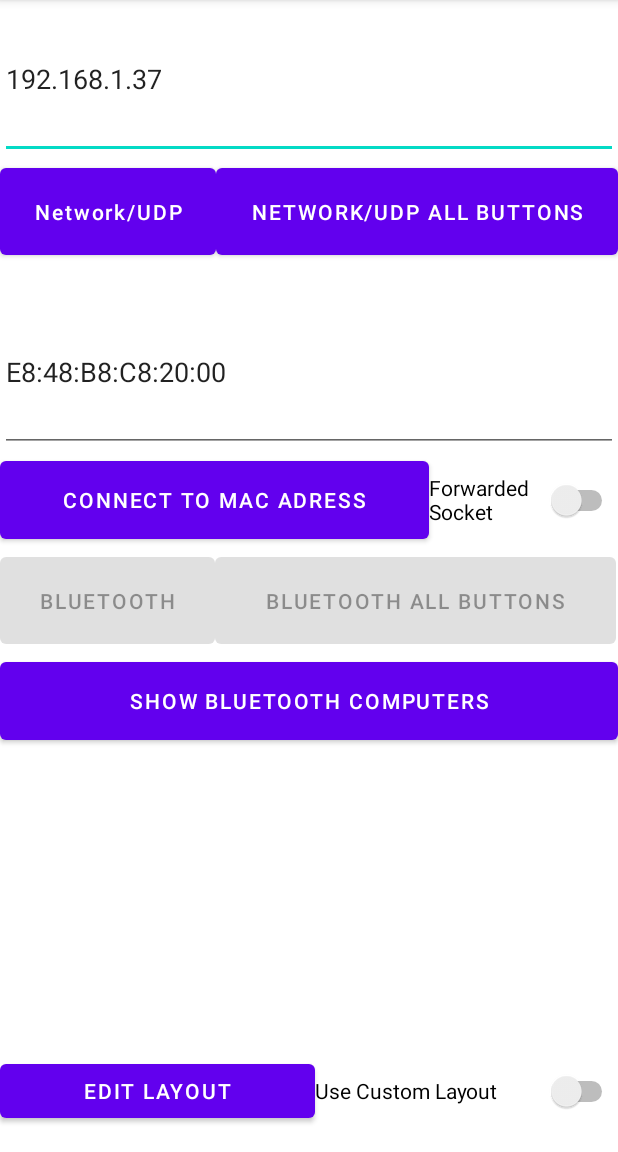
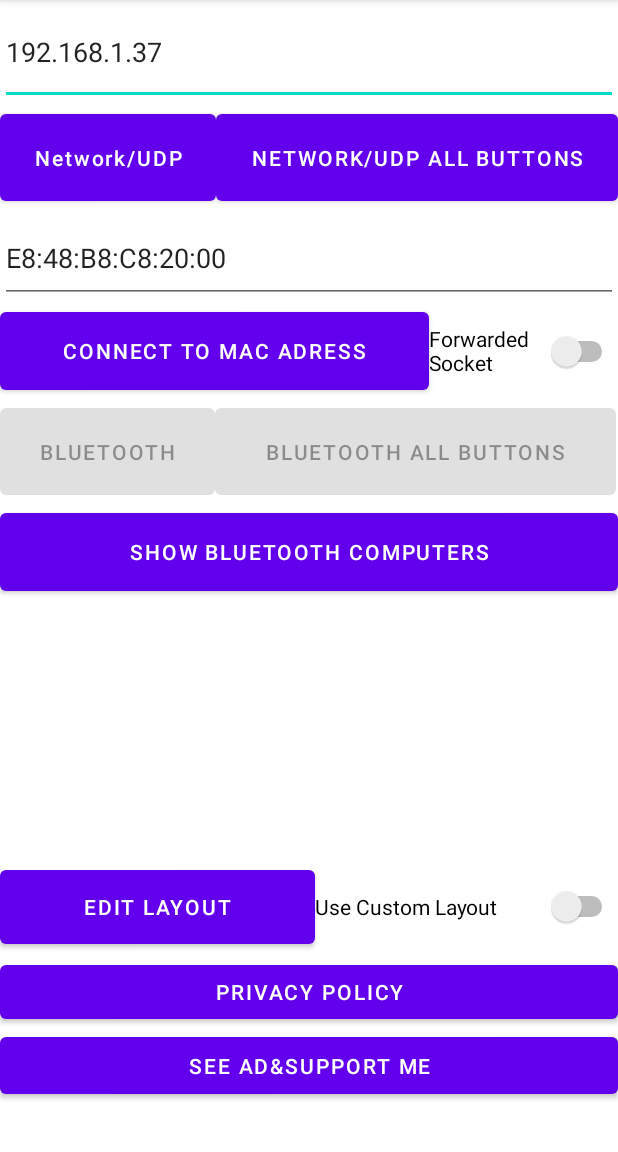
Before and after one commit to serdarbsgn/gyrowheel, an Android app: the screen it shows after launch (MainActivity), after a tap on "CONNECT TO MAC ADRESS", on a phone screen of 412 x 824 dp, the part 84-1236 px from its top. Run offline under Robolectric (Android 15) with nearby library versions, the phone set to English and light mode, and no system bars; our stand-ins replace AdMob; pictures from the network do not load; 1 statement that could not run was skipped.

Commit message:
Privacy policy and Support buttons

```diff
--- a/android-part/app/build.gradle.kts
+++ b/android-part/app/build.gradle.kts
@@ -10,8 +10,8 @@ android {
         applicationId = "com.serdarbsgn.gyrowheel"
         minSdk = 26
         targetSdk = 34
-        versionCode = 1
-        versionName = "1.0"
+        versionCode = 5
+        versionName = "1.01111"
 
         testInstrumentationRunner = "androidx.test.runner.AndroidJUnitRunner"
     }
@@ -32,7 +32,7 @@ android {
 }
 
 dependencies {
-
+    implementation(libs.play.services.ads)
     implementation(libs.appcompat)
     implementation(libs.material)
     testImplementation(libs.junit)
--- a/android-part/app/src/main/AndroidManifest.xml
+++ b/android-part/app/src/main/AndroidManifest.xml
@@ -8,7 +8,7 @@
     <uses-permission android:name="android.permission.BLUETOOTH_ADMIN"
         android:maxSdkVersion="30" />
     <uses-permission android:name="android.permission.BLUETOOTH_CONNECT" />
-    <!--uses-permission android:name="android.permission.BLUETOOTH_ADVERTISE" / Needed for BLE for not implemented.-->
+    <!--uses-permission android:name="android.permission.BLUETOOTH_ADVERTISE" / Needed for BLE not implemented.-->
     <uses-permission android:name="android.permission.BLUETOOTH_SCAN"
         android:usesPermissionFlags="neverForLocation"
         tools:targetApi="s" />
@@ -25,6 +25,9 @@
         android:supportsRtl="true"
         android:theme="@style/Theme.GyroWheel"
         >
+        <meta-data
+            android:name="com.google.android.gms.ads.APPLICATION_ID"
+            android:value="APPLICATION_ID"/>
         <activity android:name=".MainActivity"
             android:exported="true">
             <intent-filter>
--- a/android-part/app/src/main/java/com/serdarbsgn/gyrowheel/GamepadActivity.java
+++ b/android-part/app/src/main/java/com/serdarbsgn/gyrowheel/GamepadActivity.java
@@ -67,6 +67,7 @@ public class GamepadActivity extends AppCompatActivity {
         }else{
             initBluetooth();
         }
+        buttons = getIntegerIntegerHashMap();
     }
     @Override
     protected void onStart() {
@@ -111,7 +112,6 @@ public class GamepadActivity extends AppCompatActivity {
             Log.e("RotationSensor", "Rotation Vector Sensor not available");
             return;
         }
-        buttons = getIntegerIntegerHashMap();
         // Create a SensorEventListener to listen for rotation vector data
         rotationVectorListener = new SensorEventListener() {
             @Override
--- /dev/null
+++ b/android-part/app/src/main/java/com/serdarbsgn/gyrowheel/MACAddressValidator.java
@@ -0,0 +1,17 @@
+package com.serdarbsgn.gyrowheel;
+import java.util.regex.Matcher;
+import java.util.regex.Pattern;
+
+public class MACAddressValidator {
+
+    private static final Pattern MAC_ADDRESS_PATTERN =
+            Pattern.compile("^([0-9A-Fa-f]{2}[:-]){5}([0-9A-Fa-f]{2})$");
+
+    public static boolean isValidMACAddress(String macAddress) {
+        if (macAddress == null) {
+            return false;
+        }
+        Matcher matcher = MAC_ADDRESS_PATTERN.matcher(macAddress);
+        return matcher.matches();
+    }
+}
--- a/android-part/app/src/main/java/com/serdarbsgn/gyrowheel/MainActivity.java
+++ b/android-part/app/src/main/java/com/serdarbsgn/gyrowheel/MainActivity.java
@@ -10,6 +10,7 @@ import android.content.Context;
 import android.content.Intent;
 import android.content.IntentFilter;
 import android.content.pm.PackageManager;
+import android.net.Uri;
 import android.os.Build;
 import android.os.Bundle;
 import android.util.Log;
@@ -20,6 +21,13 @@ import android.widget.ListView;
 import android.widget.Switch;
 import android.widget.Toast;
 
+import com.google.android.gms.ads.AdRequest;
+import com.google.android.gms.ads.LoadAdError;
+import com.google.android.gms.ads.MobileAds;
+import com.google.android.gms.ads.rewarded.RewardedAd;
+import com.google.android.gms.ads.rewarded.RewardedAdLoadCallback;
+
+import androidx.annotation.NonNull;
 import androidx.appcompat.app.AppCompatActivity;
 import androidx.core.app.ActivityCompat;
 import androidx.core.content.ContextCompat;
@@ -36,6 +44,7 @@ public class MainActivity extends AppCompatActivity {
     private ArrayAdapter<String> devicesArrayAdapter;
     private ArrayList<BluetoothDevice> devicesList;
     private Boolean useEditedLayout = false;
+    private RewardedAd rewardedAd;
     @Override
     protected void onCreate(Bundle savedInstanceState) {
         super.onCreate(savedInstanceState);
@@ -78,9 +87,13 @@ public class MainActivity extends AppCompatActivity {
         Button buttonBtConnect = findViewById(R.id.bluetoothConnectMAC);
         buttonBtConnect.setOnClickListener(v -> {
             String macAddress = editTextBluetoothMac.getText().toString();
-            requestBluetoothPermissions(macAddress,"Connect");
+            if (MACAddressValidator.isValidMACAddress(macAddress)) {
+                requestBluetoothPermissions(macAddress, "Connect");
+            } else {
+                // Handle invalid MAC address input (e.g., show an error message)
+                Toast.makeText(getApplicationContext(), "Invalid MAC address", Toast.LENGTH_SHORT).show();
+            }
         });
-
         Button buttonBtGW = findViewById(R.id.bluetooth);
         buttonBtGW.setOnClickListener(v -> {
             Intent intent = new Intent(MainActivity.this, GyroWheelActivity.class);
@@ -105,8 +118,42 @@ public class MainActivity extends AppCompatActivity {
             Intent intent = new Intent(MainActivity.this, EditableActivity.class);
             startActivity(intent);
         });
+
+        Button buttonPrivacy = findViewById(R.id.buttonPrivacyPolicy);
+        buttonPrivacy.setOnClickListener(v -> {
+            String url = "https://serdarbisgin.com.tr/privacy-policy-for-gyrowheel-app";
+            Intent intent = new Intent(Intent.ACTION_VIEW);
+            intent.setData(Uri.parse(url));
+            startActivity(intent);
+        });
+        Button buttonSupport = findViewById(R.id.buttonSupportMe);
+        MobileAds.initialize(this, initializationStatus -> {});
+        loadRewardedAd();
+        buttonSupport.setOnClickListener(v -> {
+            if (rewardedAd != null) {
+                rewardedAd.show(MainActivity.this, rewardItem -> {
+                    Toast.makeText(MainActivity.this, "Thank you for your support!", Toast.LENGTH_SHORT).show();
+                });
+            } else {
+                Toast.makeText(MainActivity.this, "Ad is not ready yet,press the button again.", Toast.LENGTH_SHORT).show();
+            }
+            loadRewardedAd();
+        });
     }
+    private void loadRewardedAd() {
+        AdRequest adRequest = new AdRequest.Builder().build();
+        RewardedAd.load(this, "AD_UNIT_ID", adRequest, new RewardedAdLoadCallback() {
+            @Override
+            public void onAdLoaded(@NonNull RewardedAd ad) {
+                rewardedAd = ad;
+            }
 
+            @Override
+            public void onAdFailedToLoad(@NonNull LoadAdError loadAdError) {
+                rewardedAd = null;
+            }
+        });
+    }
     private void initializeBluetoothConnection(String macAddress) {
         bluetoothAdapter = BluetoothAdapter.getDefaultAdapter();
         if (bluetoothAdapter.isDiscovering()) {
@@ -140,17 +187,19 @@ public class MainActivity extends AppCompatActivity {
                         android.Manifest.permission.BLUETOOTH_CONNECT,
                         android.Manifest.permission.BLUETOOTH_SCAN
                 }, REQUEST_PERMISSION_BT_CONNECT);
+                Toast.makeText(this,"Click the button again after giving the permission",Toast.LENGTH_SHORT).show();
             }else {
                 handleBluetoothAction(macAddress, type);
             }
         } else {
-            if (ContextCompat.checkSelfPermission(this, android.Manifest.permission.BLUETOOTH) != PackageManager.PERMISSION_GRANTED ||
+            if (ContextCompat.checkSelfPermission(this, android.Manifest.permission.BLUETOOTH) != PackageManager.PERMISSION_GRANTED &&
                     ContextCompat.checkSelfPermission(this, android.Manifest.permission.BLUETOOTH_ADMIN) != PackageManager.PERMISSION_GRANTED) {
                 Log.d(TAG, "Requesting BLUETOOTH and BLUETOOTH_ADMIN permissions");
                 ActivityCompat.requestPermissions(this, new String[]{
                         android.Manifest.permission.BLUETOOTH,
                         android.Manifest.permission.BLUETOOTH_ADMIN
                 }, REQUEST_PERMISSION_BT);
+                Toast.makeText(this,"Click the button again after giving the permission",Toast.LENGTH_SHORT).show();
             } else {
                 handleBluetoothAction(macAddress, type);
             }
--- a/android-part/app/src/main/java/com/serdarbsgn/gyrowheel/UDPOverInternet.java
+++ b/android-part/app/src/main/java/com/serdarbsgn/gyrowheel/UDPOverInternet.java
@@ -29,8 +29,7 @@ public class UDPOverInternet {
             try {
                 udpSocket = new DatagramSocket();
                 serverAddress = InetAddress.getByName(serverIp);
-            } catch (Exception e) {
-                e.printStackTrace();
+            } catch (Exception ignored) {
             }
         });
     }
--- a/android-part/app/src/main/res/layout/activity_main.xml
+++ b/android-part/app/src/main/res/layout/activity_main.xml
@@ -1,13 +1,13 @@
 <?xml version="1.0" encoding="utf-8"?>
 <LinearLayout xmlns:android="http://schemas.android.com/apk/res/android"
     android:layout_width="match_parent"
-    android:layout_height="match_parent"
+    android:layout_height="wrap_content"
     android:orientation="vertical">
 
     <EditText
         android:id="@+id/editTextSocketIp"
         android:layout_width="match_parent"
-        android:layout_height="106dp"
+        android:layout_height="70dp"
         android:hint="@string/enter_socket_ip_address"
         android:inputType="text"
         android:text="@string/_192_168_1_36" />
@@ -15,12 +15,12 @@
     <LinearLayout
         android:layout_width="wrap_content"
         android:layout_height="wrap_content"
-        android:orientation="horizontal"/>
+        android:orientation="horizontal" />
 
 
     <LinearLayout
         android:layout_width="match_parent"
-        android:layout_height="89dp"
+        android:layout_height="72dp"
         android:orientation="horizontal">
 
         <Button
@@ -42,7 +42,7 @@
     <EditText
         android:id="@+id/editTextBluetoothMAC"
         android:layout_width="match_parent"
-        android:layout_height="106dp"
+        android:layout_height="60dp"
         android:hint="@string/enter_bluetooth_mac_adress"
         android:inputType="text"
         android:text="@string/e8_48_b8_c8_20_00" />
@@ -90,22 +90,22 @@
         android:id="@+id/bluetoothShowComputers"
         android:layout_width="match_parent"
         android:layout_height="64dp"
-        android:text="Show Bluetooth Computers" />
+        android:text="@string/show_bluetooth_computers" />
 
     <ListView
         android:id="@+id/listViewDevices"
         android:layout_width="match_parent"
-        android:layout_height="187dp" />
+        android:layout_height="171dp" />
 
     <LinearLayout
         android:layout_width="match_parent"
-        android:layout_height="match_parent"
+        android:layout_height="66dp"
         android:orientation="horizontal">
 
         <Button
             android:id="@+id/editLayout"
             android:layout_width="210dp"
-            android:layout_height="wrap_content"
+            android:layout_height="61dp"
             android:text="@string/edit_layout" />
 
         <Switch
@@ -114,7 +114,21 @@
             android:layout_height="match_parent"
             android:layout_weight="1"
             android:text="@string/use_custom_layout" />
+
     </LinearLayout>
+
+    <Button
+        android:id="@+id/buttonPrivacyPolicy"
+        android:layout_width="match_parent"
+        android:layout_height="wrap_content"
+        android:text="@string/privacy_policy" />
+
+    <Button
+        android:id="@+id/buttonSupportMe"
+        android:layout_width="match_parent"
+        android:layout_height="50dp"
+        android:layout_weight="1"
+        android:text="@string/see_ad_amp_support_me" />
 
     <!--Button
         android:id="@+id/bluetoothLe"
--- a/android-part/app/src/main/res/values/strings.xml
+++ b/android-part/app/src/main/res/values/strings.xml
@@ -46,4 +46,7 @@
     <string name="button_a">Button A</string>
     <string name="edit_layout">EDIT Layout</string>
     <string name="use_custom_layout">Use Custom Layout</string>
+    <string name="privacy_policy">PRIVACY POLICY</string>
+    <string name="see_ad_amp_support_me"><![CDATA[See ad&support me]]></string>
+    <string name="show_bluetooth_computers">Show Bluetooth Computers</string>
 </resources>
--- a/android-part/gradle/libs.versions.toml
+++ b/android-part/gradle/libs.versions.toml
@@ -5,6 +5,7 @@ junitVersion = "1.1.5"
 espressoCore = "3.5.1"
 appcompat = "1.7.0"
 material = "1.12.0"
+playServicesAds = "23.2.0"
 
 [libraries]
 junit = { group = "junit", name = "junit", version.ref = "junit" }
@@ -12,6 +13,7 @@ ext-junit = { group = "androidx.test.ext", name = "junit", version.ref = "junitV
 espresso-core = { group = "androidx.test.espresso", name = "espresso-core", version.ref = "espressoCore" }
 appcompat = { group = "androidx.appcompat", name = "appcompat", version.ref = "appcompat" }
 material = { group = "com.google.android.material", name = "material", version.ref = "material" }
+play-services-ads = { module = "com.google.android.gms:play-services-ads", version.ref = "playServicesAds" }
 
 [plugins]
 android-application = { id = "com.android.application", version.ref = "agp" }
```
Also changed, not shown: android-part/app/src/main/java/com/serdarbsgn/gyrowheel/GyroWheelActivity.java (+0 -7 lines), 1 other file.
